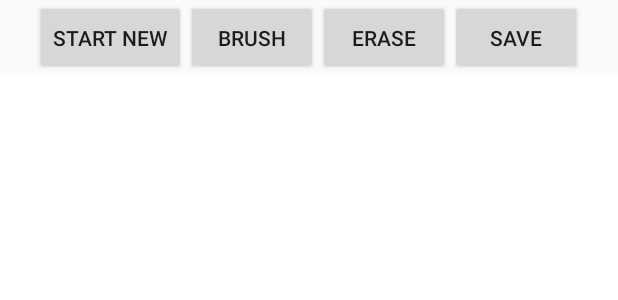
After one commit to Leonardo-daVinci/EMNIST-Android-TF, an Android app: the layout activity_main2.xml on its own in the app's theme, with its tools: preview values and no code run, on a phone screen of 412 x 824 dp. The commit adds this screen. Shown: the top 300 px of the screen. Run offline under Robolectric (Android 15) with nearby library versions, the phone set to English and light mode, and no system bars.

Commit message:
Display is working Might Remove Main2Activity

```diff
--- a/app/src/main/AndroidManifest.xml
+++ b/app/src/main/AndroidManifest.xml
@@ -9,13 +9,17 @@
         android:roundIcon="@mipmap/ic_launcher_round"
         android:supportsRtl="true"
         android:theme="@style/AppTheme">
-        <activity android:name=".MainActivity" android:screenOrientation="portrait">
+        <activity android:name=".Main2Activity"></activity>
+        <activity
+            android:name=".MainActivity"
+            android:screenOrientation="portrait">
             <intent-filter>
                 <action android:name="android.intent.action.MAIN" />
 
                 <category android:name="android.intent.category.LAUNCHER" />
             </intent-filter>
         </activity>
+
     </application>
 
 </manifest>
--- /dev/null
+++ b/app/src/main/java/apps/nocturnuslabs/digitrecognizer/views/DrawingView.java
@@ -0,0 +1,108 @@
+package apps.nocturnuslabs.digitrecognizer.views;
+
+import android.content.Context;
+import android.graphics.Bitmap;
+import android.graphics.Canvas;
+import android.graphics.Color;
+import android.graphics.Paint;
+import android.graphics.Path;
+import android.graphics.PorterDuff;
+import android.graphics.PorterDuffXfermode;
+import android.util.AttributeSet;
+import android.util.TypedValue;
+import android.view.MotionEvent;
+import android.view.View;
+
+public class DrawingView extends View {
+
+    private Path drawPath;
+    private boolean erase = false;
+    private Paint drawPaint, canvasPaint;
+    private Canvas drawCanvas;
+    private int paintColor = Color.BLACK;
+    private Bitmap canvasBitmap;
+    private float brushSize, lastBrushSize;
+
+    public DrawingView(Context context, AttributeSet attrs) {
+        super(context, attrs);
+        setupDrawing();
+    }
+
+    public void startNew() {
+        drawCanvas.drawColor(0, PorterDuff.Mode.CLEAR);
+        invalidate();
+    }
+
+    public void setErase(boolean isErase) {
+        erase = isErase;
+        if (erase) drawPaint.setXfermode(new PorterDuffXfermode(PorterDuff.Mode.CLEAR));
+        else drawPaint.setXfermode(null);
+    }
+
+    public void setLastBrushSize(float lastSize) {
+        lastBrushSize = lastSize;
+    }
+
+    public float getBrushSize() {
+        return lastBrushSize;
+    }
+
+    public void setBrushSize(float newSize) {
+        float pixelAmount = TypedValue.applyDimension(TypedValue.COMPLEX_UNIT_DIP, newSize, getResources().getDisplayMetrics());
+        brushSize = pixelAmount;
+        drawPaint.setStrokeWidth(brushSize);
+    }
+
+    @Override
+    protected void onSizeChanged(int w, int h, int oldw, int oldh) {
+        super.onSizeChanged(w, h, oldw, oldh);
+        canvasBitmap = Bitmap.createBitmap(w, h, Bitmap.Config.ARGB_8888);
+        drawCanvas = new Canvas(canvasBitmap);
+    }
+
+    @Override
+    protected void onDraw(Canvas canvas) {
+        canvas.drawBitmap(canvasBitmap, 0, 0, canvasPaint);
+        canvas.drawPath(drawPath, drawPaint);
+    }
+
+    @Override
+    public boolean onTouchEvent(MotionEvent event) {
+        float touchX = event.getX();
+        float touchY = event.getY();
+
+        switch (event.getAction()) {
+            case MotionEvent.ACTION_DOWN:
+                drawPath.moveTo(touchX, touchY);
+                break;
+            case MotionEvent.ACTION_MOVE:
+                drawPath.lineTo(touchX, touchY);
+                break;
+            case MotionEvent.ACTION_UP:
+                drawCanvas.drawPath(drawPath, drawPaint);
+                drawPath.reset();
+                break;
+            default:
+                return false;
+        }
+        invalidate();
+        return true;
+    }
+
+    public void setupDrawing() {
+        drawPath = new Path();
+        drawPaint = new Paint();
+        drawPaint.setColor(paintColor);
+        drawPaint.setAntiAlias(true);
+        drawPaint.setStrokeWidth(5);
+        drawPaint.setStyle(Paint.Style.STROKE);
+        drawPaint.setStrokeJoin(Paint.Join.ROUND);
+        drawPaint.setStrokeCap(Paint.Cap.ROUND);
+
+        canvasPaint = new Paint(Paint.DITHER_FLAG);
+        brushSize = 10;
+        lastBrushSize = brushSize;
+        drawPaint.setStrokeWidth(brushSize);
+    }
+
+}
--- /dev/null
+++ b/app/src/main/res/layout/activity_main2.xml
@@ -0,0 +1,48 @@
+<?xml version="1.0" encoding="utf-8"?>
+<LinearLayout xmlns:android="http://schemas.android.com/apk/res/android"
+    xmlns:tools="http://schemas.android.com/tools"
+    android:layout_width="match_parent"
+    android:layout_height="match_parent"
+    android:orientation="vertical"
+    tools:context=".Main2Activity">
+
+    <LinearLayout
+        android:layout_width="wrap_content"
+        android:layout_height="50dp"
+        android:layout_gravity="center"
+        android:orientation="horizontal">
+
+        <Button
+            android:id="@+id/draw_newbtn"
+            android:layout_width="wrap_content"
+            android:layout_height="match_parent"
+            android:text="Start New" />
+
+        <Button
+            android:id="@+id/draw_drawbtn"
+            android:layout_width="wrap_content"
+            android:layout_height="match_parent"
+            android:text="Brush" />
+
+        <Button
+            android:id="@+id/draw_erasebtn"
+            android:layout_width="wrap_content"
+            android:layout_height="match_parent"
+            android:text="Erase" />
+
+        <Button
+            android:id="@+id/draw_savebtn"
+            android:layout_width="wrap_content"
+            android:layout_height="match_parent"
+            android:text="Save" />
+
+    </LinearLayout>
+
+    <apps.nocturnuslabs.digitrecognizer.views.DrawingView
+        android:id="@+id/draw_drawing"
+        android:layout_width="match_parent"
+        android:layout_height="0dp"
+        android:layout_weight="1"
+        android:background="#FFFFFF" />
+
+</LinearLayout>
```
Also changed, not shown: app/src/main/java/apps/nocturnuslabs/digitrecognizer/Main2Activity.java (added, +68 -0 lines), app/src/main/java/apps/nocturnuslabs/digitrecognizer/MainActivity.java (+12 -4 lines), app/src/main/res/layout/activity_main.xml (+7 -0 lines).
